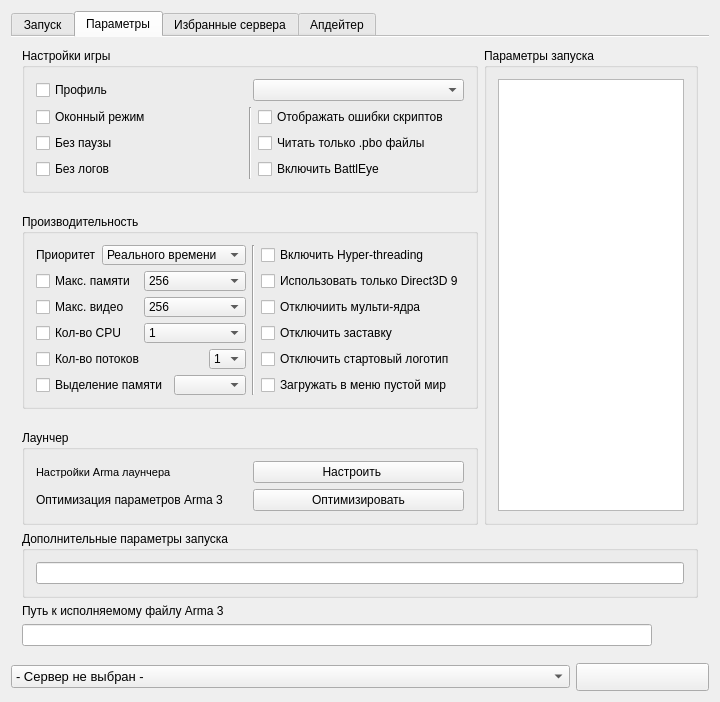
Old version of the form launcher.ui in the repository Fyzu/ArmALauncher.
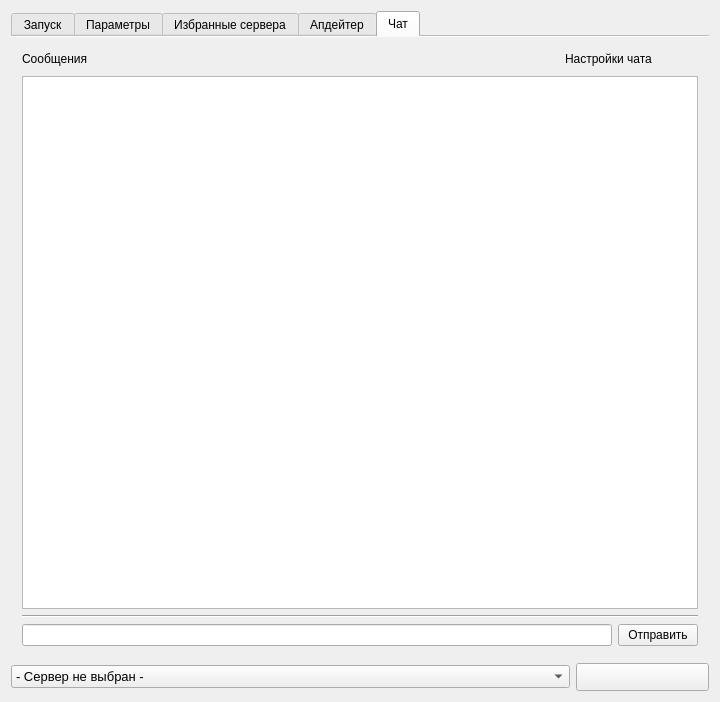
New version of the form. The open tabs and pages were chosen to show the change. Icons and pictures are not drawn.

```diff
--- a/launcher.ui
+++ b/launcher.ui
@@ -492,7 +492,7 @@
                         <string>Запрет на считывание данных, вне .pbo.</string>
                        </property>
                        <property name="text">
-                        <string>Читать только .pbo файлы</string>
+                        <string>Разрешить читать не .pbo файлы</string>
                        </property>
                       </widget>
                      </item>
@@ -1960,6 +1960,131 @@
           </item>
          </layout>
         </widget>
+        <widget class="QWidget" name="tab">
+         <attribute name="icon">
+          <iconset resource="pictures.qrc">
+           <normaloff>:/myresources/IMG/user167.png</normaloff>:/myresources/IMG/user167.png</iconset>
+         </attribute>
+         <attribute name="title">
+          <string>Чат</string>
+         </attribute>
+         <layout class="QGridLayout" name="gridLayout_7">
+          <item row="0" column="0">
+           <layout class="QVBoxLayout" name="verticalLayout_7">
+            <item>
+             <layout class="QHBoxLayout" name="horizontalLayout_8">
+              <item>
+               <widget class="QLabel" name="label_3">
+                <property name="text">
+                 <string>Сообщения</string>
+                </property>
+               </widget>
+              </item>
+              <item>
+               <spacer name="horizontalSpacer_4">
+                <property name="orientation">
+                 <enum>Qt::Horizontal</enum>
+                </property>
+                <property name="sizeHint" stdset="0">
+                 <size>
+                  <width>40</width>
+                  <height>20</height>
+                 </size>
+                </property>
+               </spacer>
+              </item>
+              <item>
+               <widget class="QLabel" name="label_4">
+                <property name="text">
+                 <string>Настройки чата</string>
+                </property>
+               </widget>
+              </item>
+              <item>
+               <widget class="QPushButton" name="chatSettings">
+                <property name="text">
+                 <string/>
+                </property>
+                <property name="icon">
+                 <iconset resource="pictures.qrc">
+                  <normaloff>:/myresources/IMG/wrench10.png</normaloff>:/myresources/IMG/wrench10.png</iconset>
+                </property>
+                <property name="iconSize">
+                 <size>
+                  <width>20</width>
+                  <height>20</height>
+                 </size>
+                </property>
+                <property name="autoDefault">
+                 <bool>false</bool>
+                </property>
+                <property name="default">
+                 <bool>false</bool>
+                </property>
+                <property name="flat">
+                 <bool>true</bool>
+                </property>
+               </widget>
+              </item>
+             </layout>
+            </item>
+            <item>
+             <widget class="QListWidget" name="chatView"/>
+            </item>
+           </layout>
+          </item>
+          <item row="2" column="0">
+           <layout class="QHBoxLayout" name="horizontalLayout_7">
+            <item>
+             <widget class="QLineEdit" name="msgLineEdit">
+              <property name="sizePolicy">
+               <sizepolicy hsizetype="Expanding" vsizetype="Minimum">
+                <horstretch>0</horstretch>
+                <verstretch>0</verstretch>
+               </sizepolicy>
+              </property>
+              <property name="minimumSize">
+               <size>
+                <width>0</width>
+                <height>0</height>
+               </size>
+              </property>
+              <property name="maximumSize">
+               <size>
+                <width>16777215</width>
+                <height>24</height>
+               </size>
+              </property>
+             </widget>
+            </item>
+            <item>
+             <widget class="QPushButton" name="sendButton">
+              <property name="text">
+               <string>Отправить</string>
+              </property>
+              <property name="icon">
+               <iconset resource="pictures.qrc">
+                <normaloff>:/myresources/IMG/arrow647.png</normaloff>:/myresources/IMG/arrow647.png</iconset>
+              </property>
+              <property name="iconSize">
+               <size>
+                <width>20</width>
+                <height>20</height>
+               </size>
+              </property>
+             </widget>
+            </item>
+           </layout>
+          </item>
+          <item row="1" column="0">
+           <widget class="Line" name="line_3">
+            <property name="orientation">
+             <enum>Qt::Horizontal</enum>
+            </property>
+           </widget>
+          </item>
+         </layout>
+        </widget>
        </widget>
       </item>
      </layout>
```
Left out of the diff: 2 changed lines with no effect on the pictures.
